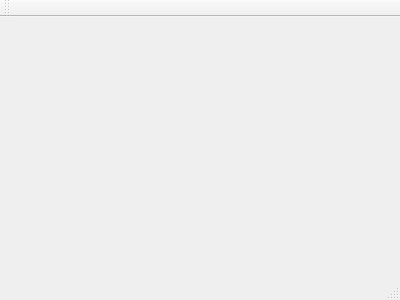
Qt form SEM01/src/MainWindow.ui (matusmrazik/DISS_SEM01) before a commit.
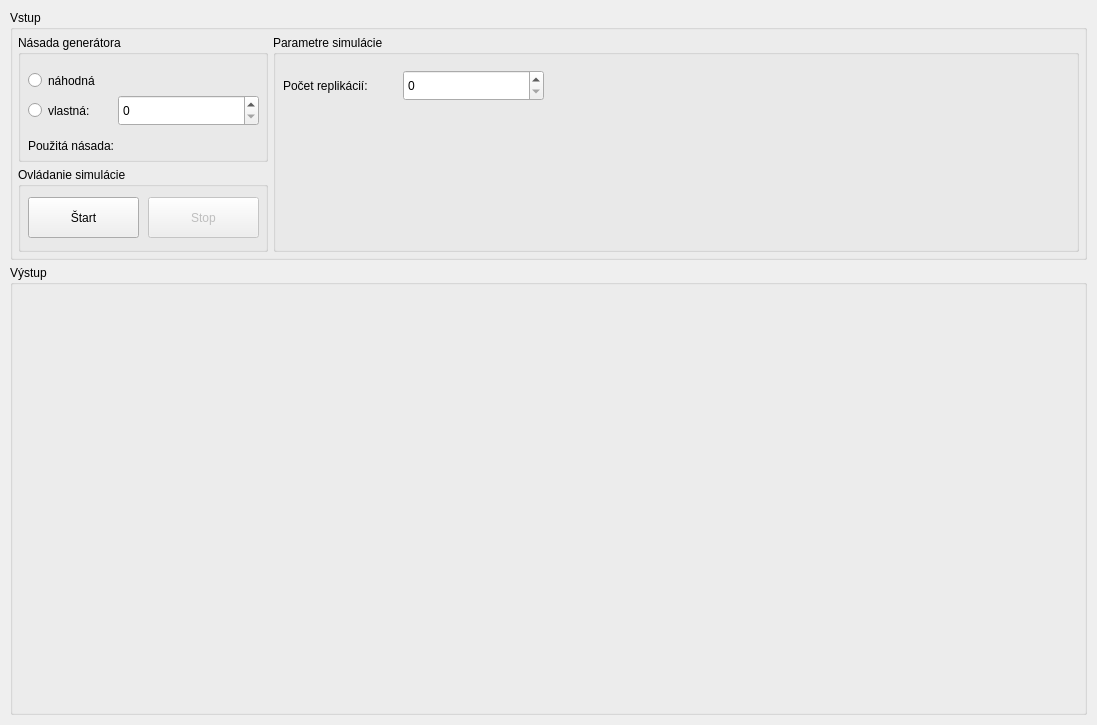
The same form after that commit. Custom widgets are drawn as their Qt base class.

Commit message: created basic ui

```diff
--- a/SEM01/src/MainWindow.ui
+++ b/SEM01/src/MainWindow.ui
@@ -1,24 +1,244 @@
 <ui version="4.0">
  <class>MainWindow</class>
- <widget class="QMainWindow" name="MainWindow" >
-  <property name="geometry" >
+ <widget class="QMainWindow" name="MainWindow">
+  <property name="geometry">
    <rect>
     <x>0</x>
     <y>0</y>
-    <width>400</width>
-    <height>300</height>
+    <width>1097</width>
+    <height>725</height>
    </rect>
   </property>
   <property name="windowTitle" >
    <string>MainWindow</string>
   </property>
-  <widget class="QMenuBar" name="menuBar" />
-  <widget class="QToolBar" name="mainToolBar" />
-  <widget class="QWidget" name="centralWidget" />
-  <widget class="QStatusBar" name="statusBar" />
+  <widget class="QWidget" name="centralWidget">
+   <layout class="QGridLayout" name="gridLayout" rowstretch="1,2" rowminimumheight="150,300" columnminimumwidth="0">
+    <property name="leftMargin">
+     <number>10</number>
+    </property>
+    <property name="topMargin">
+     <number>10</number>
+    </property>
+    <property name="rightMargin">
+     <number>10</number>
+    </property>
+    <property name="bottomMargin">
+     <number>10</number>
+    </property>
+    <property name="horizontalSpacing">
+     <number>10</number>
+    </property>
+    <property name="verticalSpacing">
+     <number>5</number>
+    </property>
+    <item row="0" column="0">
+     <widget class="QGroupBox" name="groupBoxInput">
+      <property name="sizePolicy">
+       <sizepolicy hsizetype="Preferred" vsizetype="Fixed">
+        <horstretch>0</horstretch>
+        <verstretch>0</verstretch>
+       </sizepolicy>
+      </property>
+      <property name="minimumSize">
+       <size>
+        <width>0</width>
+        <height>250</height>
+       </size>
+      </property>
+      <property name="title">
+       <string>Vstup</string>
+      </property>
+      <layout class="QGridLayout" name="gridLayout_2" rowstretch="3,2" columnstretch="1,3">
+       <property name="leftMargin">
+        <number>5</number>
+       </property>
+       <property name="topMargin">
+        <number>5</number>
+       </property>
+       <property name="rightMargin">
+        <number>5</number>
+       </property>
+       <property name="bottomMargin">
+        <number>5</number>
+       </property>
+       <property name="spacing">
+        <number>5</number>
+       </property>
+       <item row="0" column="0">
+        <widget class="QGroupBox" name="groupBoxSeed">
+         <property name="sizePolicy">
+          <sizepolicy hsizetype="Fixed" vsizetype="Preferred">
+           <horstretch>0</horstretch>
+           <verstretch>0</verstretch>
+          </sizepolicy>
+         </property>
+         <property name="minimumSize">
+          <size>
+           <width>250</width>
+           <height>0</height>
+          </size>
+         </property>
+         <property name="title">
+          <string>Násada generátora</string>
+         </property>
+         <widget class="QRadioButton" name="radioButtonRandomSeed">
+          <property name="geometry">
+           <rect>
+            <x>10</x>
+            <y>30</y>
+            <width>91</width>
+            <height>31</height>
+           </rect>
+          </property>
+          <property name="text">
+           <string>náhodná</string>
+          </property>
+         </widget>
+         <widget class="QRadioButton" name="radioButtonCustomSeed">
+          <property name="geometry">
+           <rect>
+            <x>10</x>
+            <y>60</y>
+            <width>91</width>
+            <height>31</height>
+           </rect>
+          </property>
+          <property name="text">
+           <string>vlastná:</string>
+          </property>
+         </widget>
+         <widget class="QSpinBox" name="spinBox">
+          <property name="geometry">
+           <rect>
+            <x>100</x>
+            <y>60</y>
+            <width>141</width>
+            <height>31</height>
+           </rect>
+          </property>
+         </widget>
+         <widget class="QLabel" name="labelUsedSeed">
+          <property name="geometry">
+           <rect>
+            <x>10</x>
+            <y>100</y>
+            <width>121</width>
+            <height>21</height>
+           </rect>
+          </property>
+          <property name="text">
+           <string>Použitá násada:</string>
+          </property>
+         </widget>
+         <widget class="QLabel" name="labelUsedSeedValue">
+          <property name="geometry">
+           <rect>
+            <x>130</x>
+            <y>100</y>
+            <width>111</width>
+            <height>21</height>
+           </rect>
+          </property>
+          <property name="text">
+           <string/>
+          </property>
+         </widget>
+        </widget>
+       </item>
+       <item row="0" column="1" rowspan="2">
+        <widget class="QGroupBox" name="groupBoxParameters">
+         <property name="title">
+          <string>Parametre simulácie</string>
+         </property>
+         <widget class="QLabel" name="label">
+          <property name="geometry">
+           <rect>
+            <x>10</x>
+            <y>40</y>
+            <width>121</width>
+            <height>21</height>
+           </rect>
+          </property>
+          <property name="text">
+           <string>Počet replikácií:</string>
+          </property>
+         </widget>
+         <widget class="QSpinBox" name="spinBox_2">
+          <property name="geometry">
+           <rect>
+            <x>130</x>
+            <y>35</y>
+            <width>141</width>
+            <height>31</height>
+           </rect>
+          </property>
+         </widget>
+        </widget>
+       </item>
+       <item row="1" column="0">
+        <widget class="QGroupBox" name="groupBoxSimulationControl">
+         <property name="title">
+          <string>Ovládanie simulácie</string>
+         </property>
+         <widget class="QPushButton" name="pushButtonStartSimulation">
+          <property name="geometry">
+           <rect>
+            <x>10</x>
+            <y>30</y>
+            <width>111</width>
+            <height>41</height>
+           </rect>
+          </property>
+          <property name="text">
+           <string>Štart</string>
+          </property>
+         </widget>
+         <widget class="QPushButton" name="pushButtonStopSimulation">
+          <property name="enabled">
+           <bool>false</bool>
+          </property>
+          <property name="geometry">
+           <rect>
+            <x>130</x>
+            <y>30</y>
+            <width>111</width>
+            <height>41</height>
+           </rect>
+          </property>
+          <property name="text">
+           <string>Stop</string>
+          </property>
+         </widget>
+        </widget>
+       </item>
+      </layout>
+     </widget>
+    </item>
+    <item row="1" column="0">
+     <widget class="QGroupBox" name="groupBoxOutput">
+      <property name="title">
+       <string>Výstup</string>
+      </property>
+      <layout class="QHBoxLayout" name="horizontalLayout">
+       <item>
+        <widget class="QCustomPlot" name="widget" native="true"/>
+       </item>
+      </layout>
+     </widget>
+    </item>
+   </layout>
+  </widget>
  </widget>
- <layoutDefault spacing="6" margin="11" />
- <pixmapfunction></pixmapfunction>
+ <layoutdefault spacing="6" margin="11"/>
+ <customwidgets>
+  <customwidget>
+   <class>QCustomPlot</class>
+   <extends>QWidget</extends>
+   <header location="global">qcustomplot.h</header>
+   <container>1</container>
+  </customwidget>
+ </customwidgets>
  <resources/>
  <connections/>
 </ui>
```
Left out of the diff: 3 changed lines with no effect on the pictures. The commit also changes 2 other files.
